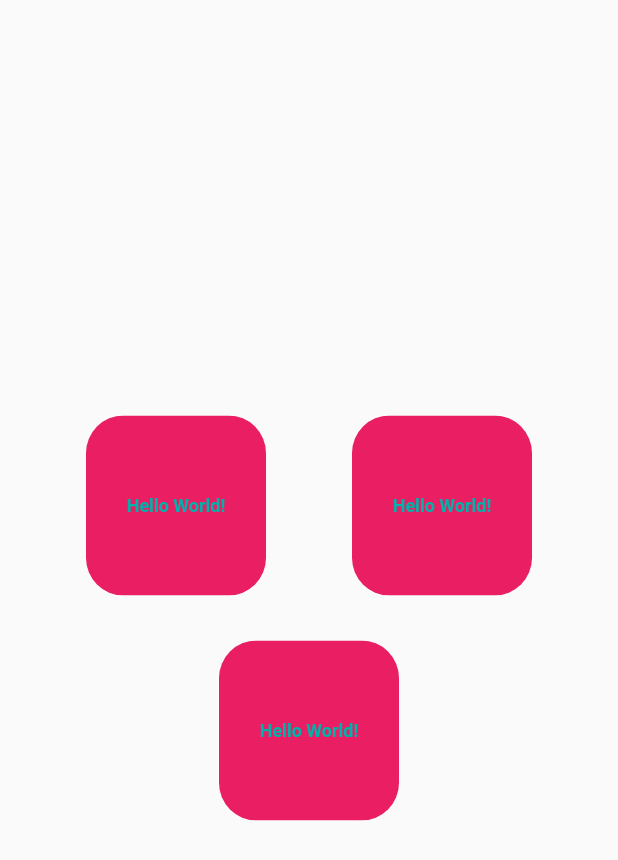
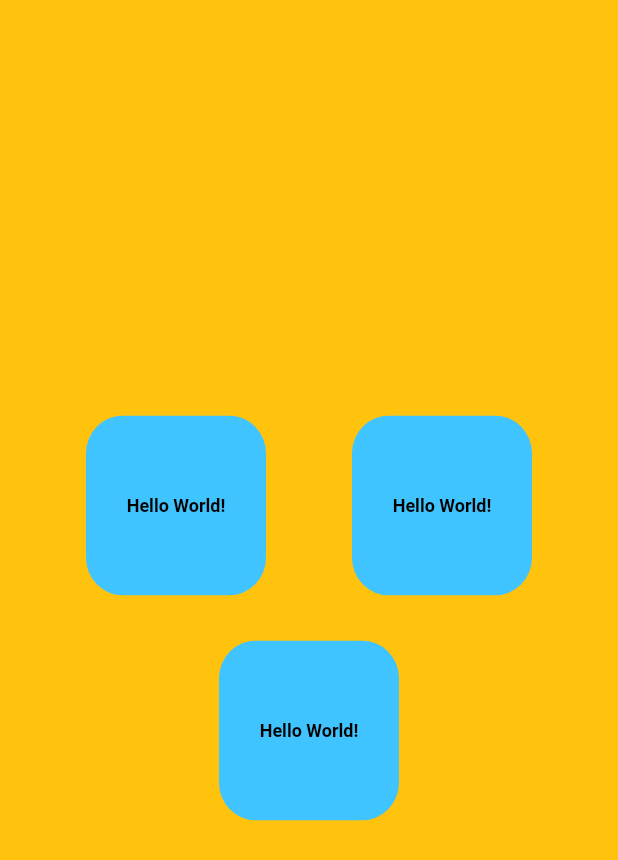
Before and after one commit to Mihael-Scofield/Animais-Bloc, a Flutter app: the screen it shows after launch, on a phone screen of 412 x 824 dp. Shown: the top 860 px of the screen. Run offline on Flutter 3.47's test engine with Material 2 defaults, Android fonts, the phone set to English and light mode, and no system bars; Roboto replaces fonts that are missing (Trebuchet).

Commit message:
INT: Pintando o fundo do menu

```diff
--- a/animais_bloc/lib/main.dart
+++ b/animais_bloc/lib/main.dart
@@ -31,7 +31,8 @@ class MyApp extends StatelessWidget {
                     fontWeight: FontWeight.bold),
                 bodyText2: (TextStyle(
                     fontSize: 12.0,
-                    color: Color.fromRGBO(0, 178, 169, 1),
+                    //color: Color.fromRGBO(0, 178, 169, 1),
+                    color: Colors.black,
                     fontWeight: FontWeight.bold)),
                 subtitle1: TextStyle(
                     fontSize: 14,
--- a/animais_bloc/lib/view/menuTela.dart
+++ b/animais_bloc/lib/view/menuTela.dart
@@ -19,6 +19,7 @@ class _MenuState extends State<MenuTela> {
   @override
   Widget build(BuildContext context) {
     return Scaffold(
+      backgroundColor: Color.fromRGBO(255, 195, 13, 1),
       body: Column(
         mainAxisAlignment: MainAxisAlignment.center,
         children: [
@@ -44,7 +45,7 @@ class _MenuState extends State<MenuTela> {
         borderRadius: BorderRadius.circular(25),
         child: Container(
             child: Center(child: Text("Hello World!")),
-            color: Colors.pink,
+            color: Colors.lightBlueAccent,
             height: 120,
             width: 120),
       ),
```
